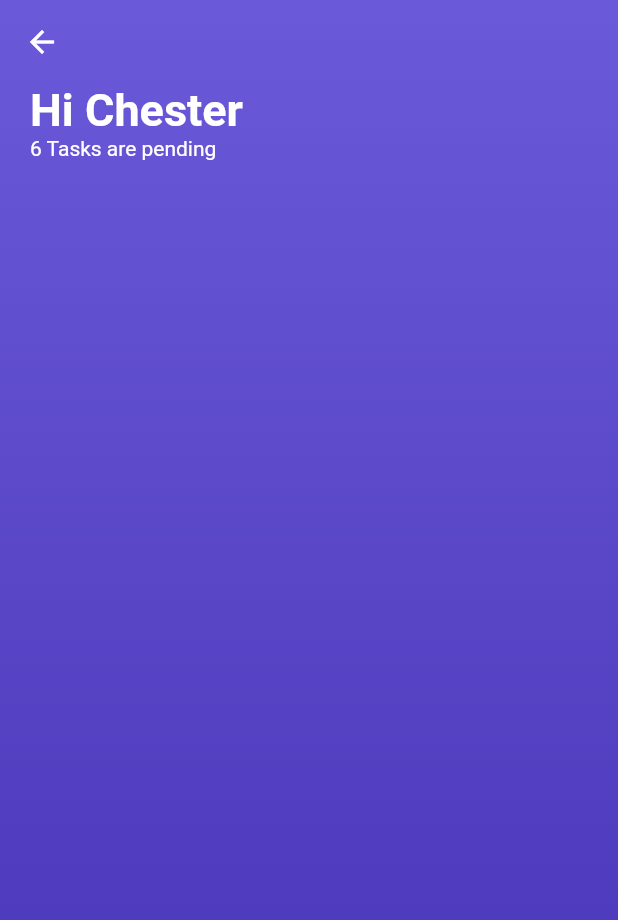
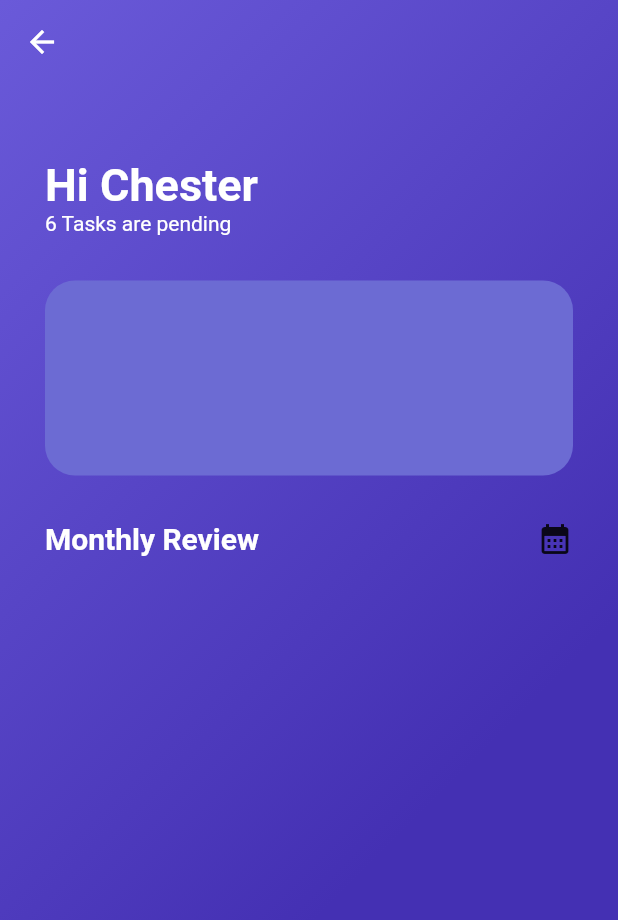
Before and after one commit to ceejayps/banking_app_2, a Flutter app: the homepage screen opened directly, on a phone screen of 412 x 824 dp. Shown: the top 920 px of the screen. Run offline on Flutter 3.47's test engine with Material 2 defaults, Android fonts, the phone set to English and light mode, and no system bars; missing offline and left inert: dart:ffi.

Commit message:
Update homepage.dart

```diff
--- a/lib/container/pages/homepage.dart
+++ b/lib/container/pages/homepage.dart
@@ -13,8 +13,8 @@ class _homepageState extends State<homepage> {
     return Container(
         decoration: const BoxDecoration(
             gradient: LinearGradient(
-                begin: Alignment.topCenter,
-                end: Alignment.bottomCenter,
+                begin: Alignment.topLeft,
+                end: Alignment.centerRight,
                 colors: [
               Color.fromARGB(255, 106, 90, 217),
               Color.fromARGB(255, 68, 48, 179)
@@ -35,12 +35,17 @@ class _homepageState extends State<homepage> {
           body: SingleChildScrollView(
             //controller: controller,
             child: Padding(
-              padding: const EdgeInsets.symmetric(horizontal: 20),
+              padding: const EdgeInsets.symmetric(horizontal: 30),
               child: Column(
+                mainAxisAlignment: MainAxisAlignment.center,
+                crossAxisAlignment: CrossAxisAlignment.start,
                 children: [
+                  SizedBox(
+                    height: 50,
+                  ),
                   Column(
                     crossAxisAlignment: CrossAxisAlignment.start,
-                    children: [
+                    children: const [
                       Text(
                         "Hi Chester",
                         style: TextStyle(
@@ -54,7 +59,39 @@ class _homepageState extends State<homepage> {
                         textAlign: TextAlign.left,
                       )
                     ],
-                  )
+                  ),
+                  SizedBox(
+                    height: 30,
+                  ),
+                  Container(
+                    width: MediaQuery.of(context).size.width,
+                    height: 130,
+                    decoration: BoxDecoration(
+                        color: Color.fromARGB(255, 108, 107, 211),
+                        borderRadius: BorderRadius.circular(20)),
+                  ),
+                  SizedBox(
+                    height: 30,
+                  ),
+                  Row(
+                    // ignore: prefer_const_literals_to_create_immutables
+                    mainAxisAlignment: MainAxisAlignment.spaceBetween,
+                    children: [
+                      Text(
+                        "Monthly Review",
+                        style: TextStyle(
+                            fontSize: 20,
+                            fontWeight: FontWeight.w700,
+                            color: Colors.white),
+                      ),
+                      Container(
+                        child: Icon(Icons.calendar_month_sharp),
+                      )
+                    ],
+                  ),
+                  SizedBox(
+                    height: 30,
+                  ),
                 ],
               ),
             ),
```
